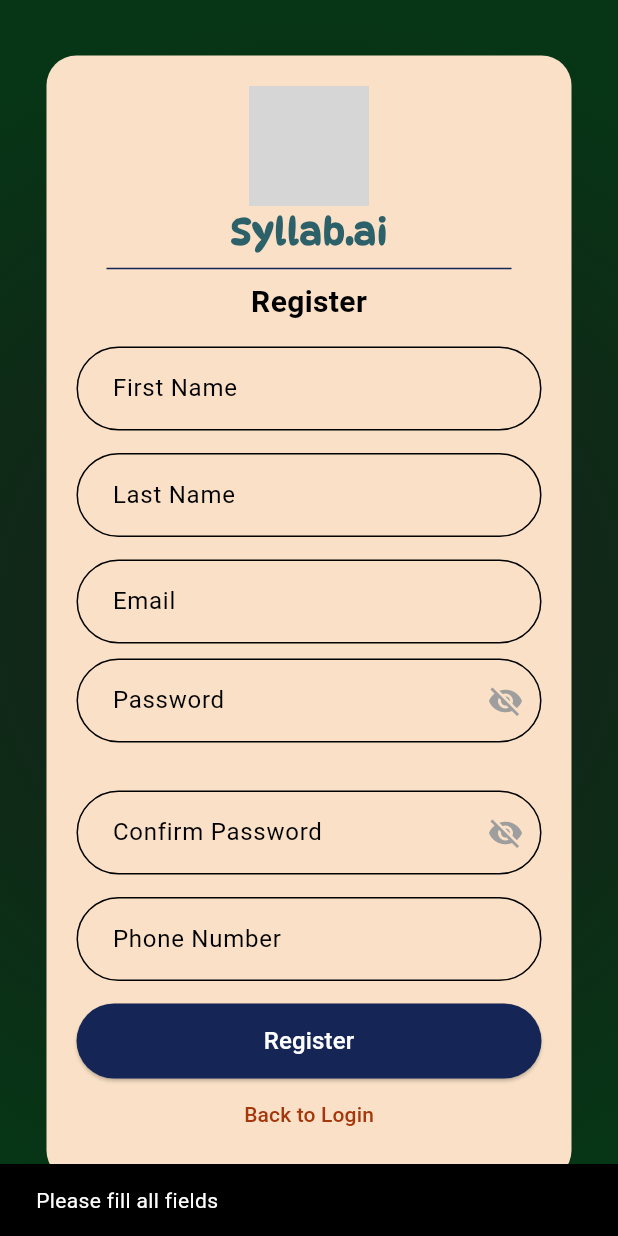
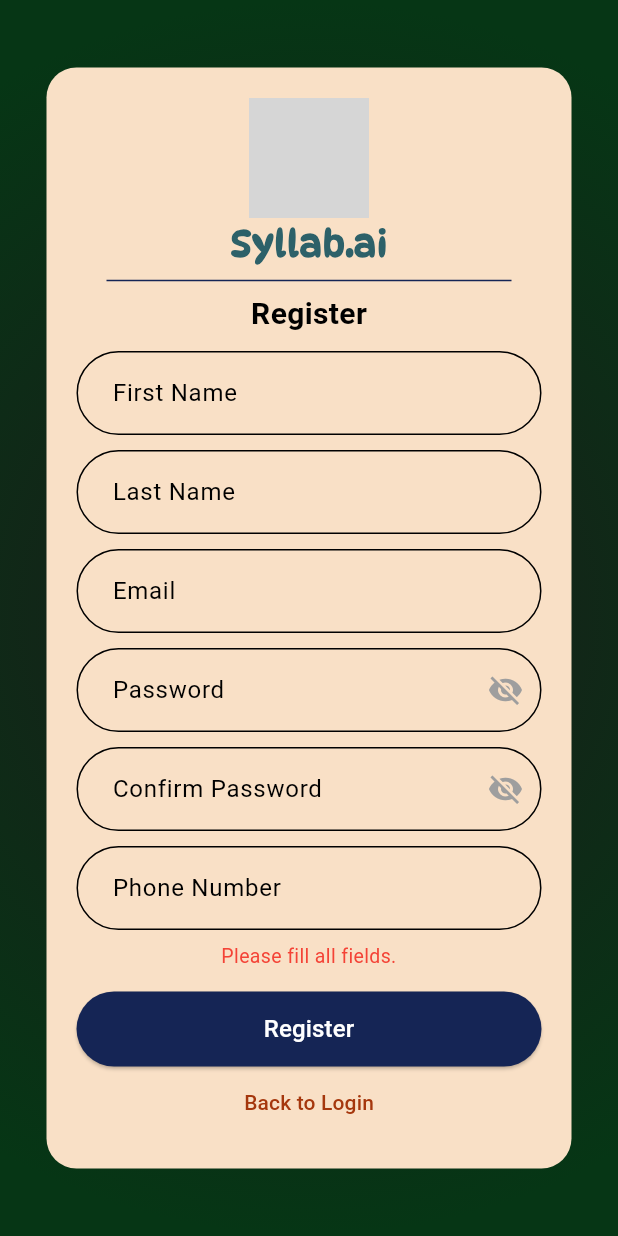
Before and after one commit to akki-g/large_proj, a Flutter app: the RegisterScreen screen opened directly, after a tap on "Register", on a phone screen of 412 x 824 dp. Run offline on Flutter 3.47's test engine with Material 3 defaults, Android fonts, the phone set to English and light mode, and no system bars; grey boxes are pictures that could not be loaded.

Commit message:
updated error messages and added success message

```diff
--- a/mobile/lib/main.dart
+++ b/mobile/lib/main.dart
@@ -2,7 +2,7 @@
 import 'screens/login.dart';
 
 void main() {
-  runApp(MyApp());
+  runApp(const MyApp());
 }
 
 class MyApp extends StatelessWidget {
--- a/mobile/lib/screens/register.dart
+++ b/mobile/lib/screens/register.dart
@@ -18,12 +18,20 @@
   final confirmPasswordController = TextEditingController();
   final phoneController = TextEditingController();
 
-  bool _isValidPassword(String password) {
+  String? _errorText;
+  String? _successText;
+
+  /*bool _isValidPassword(String password) {
     final regex = RegExp(r'^(?=.*[A-Z])(?=.*[a-z])(?=.*\d)(?=.*[@$!%*?&]).+$');
     return regex.hasMatch(password);
-  }
+  }*/
 
   bool _obscurePassword = true;
+
+  bool _hasUpper = false;
+  bool _hasLower = false;
+  bool _hasDigit = false;
+  bool _hasSpecial = false;
 
   @override
   void dispose() {
@@ -34,6 +42,10 @@
     confirmPasswordController.dispose();
     phoneController.dispose();
     super.dispose();
+  }
+
+  bool _isValidPassword(String password) {
+    return _hasUpper && _hasLower && _hasDigit && _hasSpecial;
   }
 
   InputDecoration _roundedInputDecoration(String label) {
@@ -55,6 +67,20 @@
     );
   }
 
+  Widget _buildPasswordRule(bool condition, String label) {
+    return Row(
+      children: [
+        Icon(
+          condition ? Icons.check_circle : Icons.cancel,
+          color: condition ? Colors.green : Colors.red,
+          size: 18,
+        ),
+        SizedBox(width: 6),
+        Text(label, style: TextStyle(fontSize: 13)),
+      ],
+    );
+  }
+
   void _register() async {
     final firstName = firstNameController.text.trim();
     final lastName = lastNameController.text.trim();
@@ -63,17 +89,24 @@
     final confirmPassword = confirmPasswordController.text;
     final phone = phoneController.text.trim();
 
+    setState(() {
+      _errorText = null;
+      _successText = null;
+    });
+
+
     if ([firstName, lastName, email, password, confirmPassword, phone].any((e) => e.isEmpty)) {
-      ScaffoldMessenger.of(context).showSnackBar(
-        SnackBar(content: Text('Please fill all fields')),
-      );
+      setState(() => _errorText = 'Please fill all fields.');
       return;
     }
 
     if (password != confirmPassword) {
-      ScaffoldMessenger.of(context).showSnackBar(
-        SnackBar(content: Text('Passwords do not match!')),
-      );
+      setState(() => _errorText = 'Passwords do not match.');
+      return;
+    }
+
+    if (!_isValidPassword(password)) {
+      setState(() => _errorText = 'Password must include at least one uppercase, lowercase, number, and special character.');
       return;
     }
 
@@ -92,24 +125,45 @@
         }),
       );
 
-      if (response.statusCode == 201) {
-        ScaffoldMessenger.of(context).showSnackBar(
-          SnackBar(content: Text('Registration successful!')),
-        );
+      if (response.statusCode == 200 || response.statusCode == 201) {
+        setState(() {
+          _errorText = null;
+          _successText = 'Registration successful! Please verify your email.';
+        });
 
-        Navigator.pop(context);
+        await Future.delayed((Duration(seconds: 3)));
+
+        if (mounted) {
+          Navigator.pop(context);
+        }
       }
 
       else {
-        ScaffoldMessenger.of(context).showSnackBar(
-          SnackBar(content: Text('Registration failed: ${response.body}')),
-        );
+        String message = 'Registation failed. Try again.';
+
+        try {
+          if (response.body.isNotEmpty) {
+            final error = jsonDecode(response.body);
+            message = error['message'] ?? message;
+          }
+        }
+
+        catch (e) {
+          message = 'Something went wrong. Please try again';
+        }
+
+        setState(() {
+          _errorText = message;
+          _successText = null;
+        });
       }
     }
+
     catch (e) {
-      ScaffoldMessenger.of(context).showSnackBar(
-        SnackBar(content: Text('Error: $e')),
-      );
+      setState(() {
+        _errorText = 'Something went wrong. Please try again.';
+        _successText = null;
+      });
     }
   }
 
@@ -153,17 +207,17 @@
                     endIndent: 20,
                   ),
                   Text("Register", style: TextStyle(fontSize: 20, fontWeight: FontWeight.bold)),
-                  SizedBox(height: 15),
+                  SizedBox(height: 10),
                   TextField(
                     controller: firstNameController,
                     decoration: _roundedInputDecoration("First Name"),
                   ),
-                  SizedBox(height: 15),
+                  SizedBox(height: 10),
                   TextField(
                     controller: lastNameController,
                     decoration: _roundedInputDecoration("Last Name"),
                   ),
-                  SizedBox(height: 15),
+                  SizedBox(height: 10),
                   TextField(
                     controller: emailController,
                     decoration: _roundedInputDecoration("Email"),
@@ -173,7 +227,12 @@
                     controller: passwordController,
                     obscureText: _obscurePassword,
                     onChanged: (value) {
-                      setState(() {});
+                      setState(() {
+                        _hasUpper = RegExp(r'[A-Z]').hasMatch(value);
+                        _hasLower = RegExp(r'[a-z]').hasMatch(value);
+                        _hasDigit = RegExp(r'\d').hasMatch(value);
+                        _hasSpecial = RegExp(r'[@\$!%*?&]').hasMatch(value);
+                      });
                     },
                     decoration: _roundedInputDecoration("Password").copyWith(
                       suffixIcon: IconButton(
@@ -189,11 +248,7 @@
                       ),
                     ),
                   ),
-                  SizedBox(height: 15),
-                  Text(
-                    !_isValidPassword(passwordController.text) && passwordController.text.isNotEmpty ? "Must include at least 1 uppercase, lowercase, number, and special character." : "",
-                    style: TextStyle(color: Colors.red, fontSize: 12),
-                  ),
+                  SizedBox(height: 10),
                   TextField(
                     controller: confirmPasswordController,
                     obscureText: _obscurePassword,
@@ -211,12 +266,47 @@
                       ),
                     ),
                   ),
-                  SizedBox(height: 15),
+                  SizedBox(height: 10),
                   TextField(
                     controller: phoneController,
                     decoration: _roundedInputDecoration("Phone Number"),
                   ),
-                  SizedBox(height: 15),
+                  if (passwordController.text.isNotEmpty)
+                    Padding(
+                      padding: const EdgeInsets.symmetric(vertical: 10),
+                      child: Align(
+                        alignment: Alignment.center,
+                        child: Column(
+                          crossAxisAlignment: CrossAxisAlignment.center,
+                          mainAxisSize: MainAxisSize.min,
+                          children: [
+                            _buildPasswordRule(_hasUpper, "At least one uppercase letter"),
+                            _buildPasswordRule(_hasLower, "At least one lowercase letter"),
+                            _buildPasswordRule(_hasDigit, "At least one number"),
+                            _buildPasswordRule(_hasSpecial, "At least one special character"),
+                          ],
+                        ),
+                      ),
+                    ),
+                  if (_errorText != null)
+                    Padding(
+                      padding: const EdgeInsets.only(top: 8.0, bottom: 4.0),
+                      child: Text(
+                        _errorText!,
+                        style: TextStyle(color: Colors.red, fontSize: 13),
+                        textAlign: TextAlign.center,
+                      ),
+                    ),
+                  if (_successText != null)
+                    Padding(
+                      padding: const EdgeInsets.only(top: 8.0),
+                      child: Text(
+                        _successText!,
+                        style: TextStyle(color: Colors.green, fontSize: 13, fontWeight: FontWeight.bold),
+                        textAlign: TextAlign.center,
+                      ),
+                    ),
+                  SizedBox(height: 10),
                   SizedBox(
                     width: double.infinity,
                     child: ElevatedButton(
```
Also changed, not shown: mobile/lib/screens/login.dart (+20 -10 lines).
